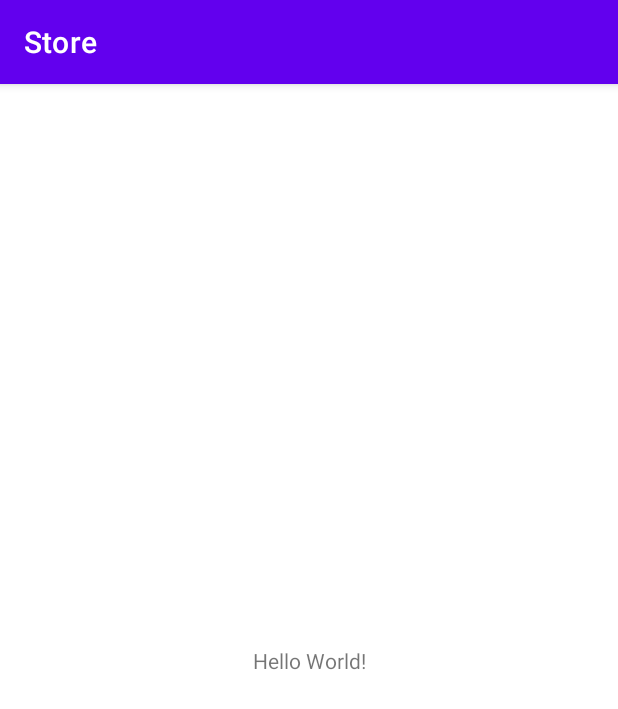
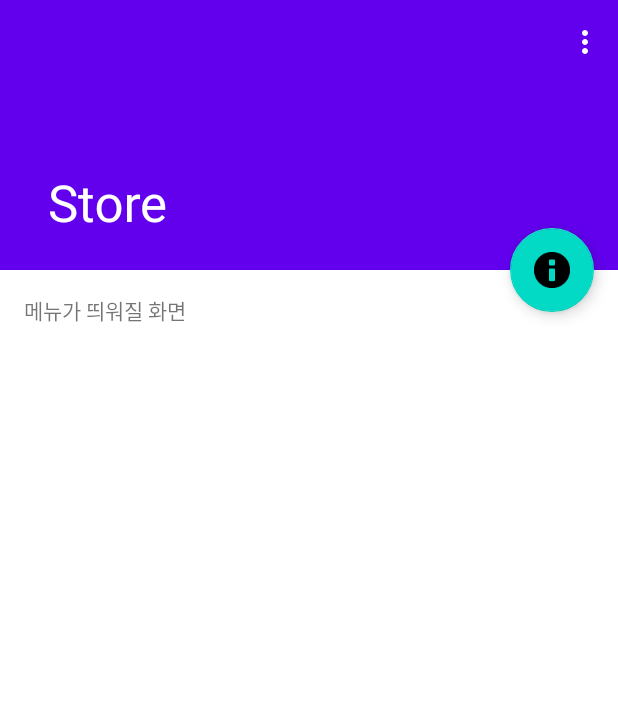
Before and after one commit to tjwjdgus12/good-pizza-great-pizza, an Android app: the screen it shows after launch (MainActivity before the commit, ScrollingActivity after it), on a phone screen of 412 x 824 dp. Shown: the top 709 px of the screen. Run offline under Robolectric (Android 15) with nearby library versions, the phone set to English and light mode, and no system bars.

Commit message:
new Store Project created by scrolling Activity

```diff
--- a/SubGroup1_Store/Store/app/build.gradle
+++ b/SubGroup1_Store/Store/app/build.gradle
@@ -30,9 +30,9 @@ android {
 
 dependencies {
 
-    implementation 'androidx.appcompat:appcompat:1.2.0'
+    implementation 'androidx.appcompat:appcompat:1.3.0'
     implementation 'com.google.android.material:material:1.3.0'
-    implementation 'androidx.constraintlayout:constraintlayout:1.1.3'
+    implementation 'androidx.constraintlayout:constraintlayout:2.0.4'
     testImplementation 'junit:junit:4.+'
     androidTestImplementation 'androidx.test.ext:junit:1.1.2'
     androidTestImplementation 'androidx.test.espresso:espresso-core:3.3.0'
--- a/SubGroup1_Store/Store/app/src/main/AndroidManifest.xml
+++ b/SubGroup1_Store/Store/app/src/main/AndroidManifest.xml
@@ -9,7 +9,11 @@
         android:roundIcon="@mipmap/ic_launcher_round"
         android:supportsRtl="true"
         android:theme="@style/Theme.Store">
-        <activity android:name=".MainActivity">
+        <activity android:name=".StoreInfoActivity"></activity>
+        <activity
+            android:name=".ScrollingActivity"
+            android:label="@string/app_name"
+            android:theme="@style/Theme.Store.NoActionBar">
             <intent-filter>
                 <action android:name="android.intent.action.MAIN" />
 
--- /dev/null
+++ b/SubGroup1_Store/Store/app/src/main/java/com/example/store/ScrollingActivity.java
@@ -0,0 +1,58 @@
+package com.example.store;
+
+import android.content.Intent;
+import android.os.Bundle;
+
+import com.google.android.material.appbar.CollapsingToolbarLayout;
+import com.google.android.material.floatingactionbutton.FloatingActionButton;
+import com.google.android.material.snackbar.Snackbar;
+
+import androidx.appcompat.app.AppCompatActivity;
+import androidx.appcompat.widget.Toolbar;
+
+import android.view.View;
+import android.view.Menu;
+import android.view.MenuItem;
+
+public class ScrollingActivity extends AppCompatActivity {
+
+    @Override
+    protected void onCreate(Bundle savedInstanceState) {
+        super.onCreate(savedInstanceState);
+        setContentView(R.layout.activity_scrolling);
+        Toolbar toolbar = (Toolbar) findViewById(R.id.toolbar);
+        setSupportActionBar(toolbar);
+        CollapsingToolbarLayout toolBarLayout = (CollapsingToolbarLayout) findViewById(R.id.toolbar_layout);
+        toolBarLayout.setTitle(getTitle());
+
+        FloatingActionButton fab = (FloatingActionButton) findViewById(R.id.fab);
+        fab.setOnClickListener(new View.OnClickListener() {
+            @Override
+            public void onClick(View view) {
+                Intent intent = new Intent(getApplicationContext(), StoreInfoActivity.class);
+                startActivity(intent);
+            }
+        });
+    }
+
+    @Override
+    public boolean onCreateOptionsMenu(Menu menu) {
+        // Inflate the menu; this adds items to the action bar if it is present.
+        getMenuInflater().inflate(R.menu.menu_scrolling, menu);
+        return true;
+    }
+
+    @Override
+    public boolean onOptionsItemSelected(MenuItem item) {
+        // Handle action bar item clicks here. The action bar will
+        // automatically handle clicks on the Home/Up button, so long
+        // as you specify a parent activity in AndroidManifest.xml.
+        int id = item.getItemId();
+
+        //noinspection SimplifiableIfStatement
+        if (id == R.id.action_settings) {
+            return true;
+        }
+        return super.onOptionsItemSelected(item);
+    }
+}
--- a/SubGroup1_Store/Store/app/src/main/java/com/example/store/MainActivity.java
+++ b/SubGroup1_Store/Store/app/src/main/java/com/example/store/StoreInfoActivity.java
@@ -4,11 +4,11 @@ import androidx.appcompat.app.AppCompatActivity;
 
 import android.os.Bundle;
 
-public class MainActivity extends AppCompatActivity {
+public class StoreInfoActivity extends AppCompatActivity {
 
     @Override
     protected void onCreate(Bundle savedInstanceState) {
         super.onCreate(savedInstanceState);
-        setContentView(R.layout.activity_main);
+        setContentView(R.layout.activity_store_info);
     }
 }
--- /dev/null
+++ b/SubGroup1_Store/Store/app/src/main/res/layout/activity_scrolling.xml
@@ -0,0 +1,48 @@
+<?xml version="1.0" encoding="utf-8"?>
+<androidx.coordinatorlayout.widget.CoordinatorLayout xmlns:android="http://schemas.android.com/apk/res/android"
+    xmlns:app="http://schemas.android.com/apk/res-auto"
+    xmlns:tools="http://schemas.android.com/tools"
+    android:layout_width="match_parent"
+    android:layout_height="match_parent"
+    android:fitsSystemWindows="true"
+    android:scrollbarTrackVertical="@android:drawable/ic_dialog_info"
+    tools:context=".ScrollingActivity">
+
+    <com.google.android.material.appbar.AppBarLayout
+        android:id="@+id/app_bar"
+        android:layout_width="match_parent"
+        android:layout_height="@dimen/app_bar_height"
+        android:fitsSystemWindows="true"
+        android:theme="@style/Theme.Store.AppBarOverlay">
+
+        <com.google.android.material.appbar.CollapsingToolbarLayout
+            android:id="@+id/toolbar_layout"
+            android:layout_width="match_parent"
+            android:layout_height="match_parent"
+            android:fitsSystemWindows="true"
+            app:contentScrim="?attr/colorPrimary"
+            app:layout_scrollFlags="scroll|exitUntilCollapsed"
+            app:toolbarId="@+id/toolbar">
+
+            <androidx.appcompat.widget.Toolbar
+                android:id="@+id/toolbar"
+                android:layout_width="match_parent"
+                android:layout_height="?attr/actionBarSize"
+                app:layout_collapseMode="pin"
+                app:popupTheme="@style/Theme.Store.PopupOverlay" />
+
+        </com.google.android.material.appbar.CollapsingToolbarLayout>
+    </com.google.android.material.appbar.AppBarLayout>
+
+    <include layout="@layout/content_scrolling" />
+
+    <com.google.android.material.floatingactionbutton.FloatingActionButton
+        android:id="@+id/fab"
+        android:layout_width="86dp"
+        android:layout_height="wrap_content"
+        android:layout_margin="@dimen/fab_margin"
+        app:layout_anchor="@id/app_bar"
+        app:layout_anchorGravity="bottom|end"
+        app:srcCompat="@android:drawable/ic_dialog_info" />
+
+</androidx.coordinatorlayout.widget.CoordinatorLayout>
--- a/SubGroup1_Store/Store/app/src/main/res/layout/activity_main.xml
+++ b/SubGroup1_Store/Store/app/src/main/res/layout/activity_store_info.xml
@@ -4,15 +4,15 @@
     xmlns:tools="http://schemas.android.com/tools"
     android:layout_width="match_parent"
     android:layout_height="match_parent"
-    tools:context=".MainActivity">
+    tools:context=".StoreInfoActivity">
 
     <TextView
+        android:id="@+id/textView"
         android:layout_width="wrap_content"
         android:layout_height="wrap_content"
-        android:text="Hello World!"
+        android:text="매장정보!!"
         app:layout_constraintBottom_toBottomOf="parent"
-        app:layout_constraintLeft_toLeftOf="parent"
-        app:layout_constraintRight_toRightOf="parent"
+        app:layout_constraintEnd_toEndOf="parent"
+        app:layout_constraintStart_toStartOf="parent"
         app:layout_constraintTop_toTopOf="parent" />
-
 </androidx.constraintlayout.widget.ConstraintLayout>
--- /dev/null
+++ b/SubGroup1_Store/Store/app/src/main/res/layout/content_scrolling.xml
@@ -0,0 +1,17 @@
+<?xml version="1.0" encoding="utf-8"?>
+<androidx.core.widget.NestedScrollView xmlns:android="http://schemas.android.com/apk/res/android"
+    xmlns:app="http://schemas.android.com/apk/res-auto"
+    xmlns:tools="http://schemas.android.com/tools"
+    android:layout_width="match_parent"
+    android:layout_height="match_parent"
+    app:layout_behavior="@string/appbar_scrolling_view_behavior"
+    tools:context=".ScrollingActivity"
+    tools:showIn="@layout/activity_scrolling">
+
+    <TextView
+        android:layout_width="wrap_content"
+        android:layout_height="wrap_content"
+        android:layout_margin="@dimen/text_margin"
+        android:text="@string/large_text" />
+
+</androidx.core.widget.NestedScrollView>
--- /dev/null
+++ b/SubGroup1_Store/Store/app/src/main/res/menu/menu_scrolling.xml
@@ -0,0 +1,10 @@
+<menu xmlns:android="http://schemas.android.com/apk/res/android"
+    xmlns:app="http://schemas.android.com/apk/res-auto"
+    xmlns:tools="http://schemas.android.com/tools"
+    tools:context="com.example.store.ScrollingActivity">
+    <item
+        android:id="@+id/action_settings"
+        android:orderInCategory="100"
+        android:title="@string/action_settings"
+        app:showAsAction="never" />
+</menu>
--- /dev/null
+++ b/SubGroup1_Store/Store/app/src/main/res/values/dimens.xml
@@ -0,0 +1,5 @@
+<resources>
+    <dimen name="app_bar_height">180dp</dimen>
+    <dimen name="fab_margin">16dp</dimen>
+    <dimen name="text_margin">16dp</dimen>
+</resources>
--- a/SubGroup1_Store/Store/app/src/main/res/values/strings.xml
+++ b/SubGroup1_Store/Store/app/src/main/res/values/strings.xml
@@ -1,3 +1,7 @@
 <resources>
     <string name="app_name">Store</string>
+    <string name="large_text">
+        "메뉴가 띄워질 화면"
+    </string>
+    <string name="action_settings">Settings</string>
 </resources>
--- a/SubGroup1_Store/Store/app/src/main/res/values/themes.xml
+++ b/SubGroup1_Store/Store/app/src/main/res/values/themes.xml
@@ -13,4 +13,13 @@
         <item name="android:statusBarColor" tools:targetApi="l">?attr/colorPrimaryVariant</item>
         <!-- Customize your theme here. -->
     </style>
+
+    <style name="Theme.Store.NoActionBar">
+        <item name="windowActionBar">false</item>
+        <item name="windowNoTitle">true</item>
+    </style>
+
+    <style name="Theme.Store.AppBarOverlay" parent="ThemeOverlay.AppCompat.Dark.ActionBar" />
+
+    <style name="Theme.Store.PopupOverlay" parent="ThemeOverlay.AppCompat.Light" />
 </resources>
```
Also changed, not shown: SubGroup1_Store/Store/gradle/wrapper/gradle-wrapper.properties.
